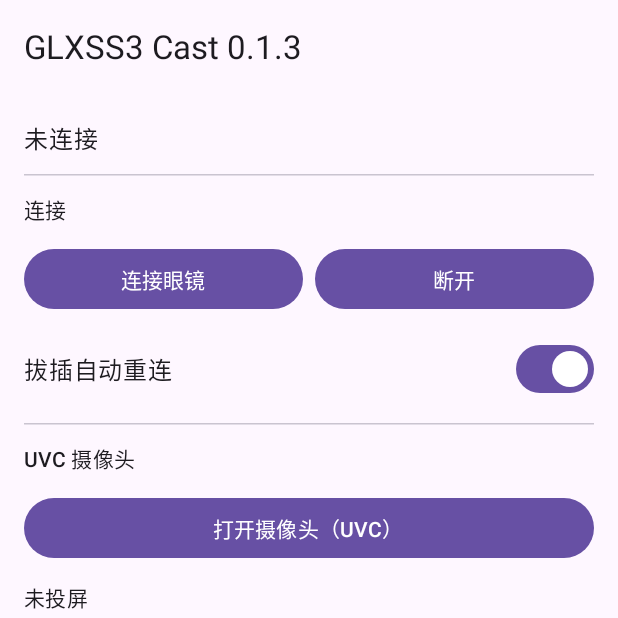
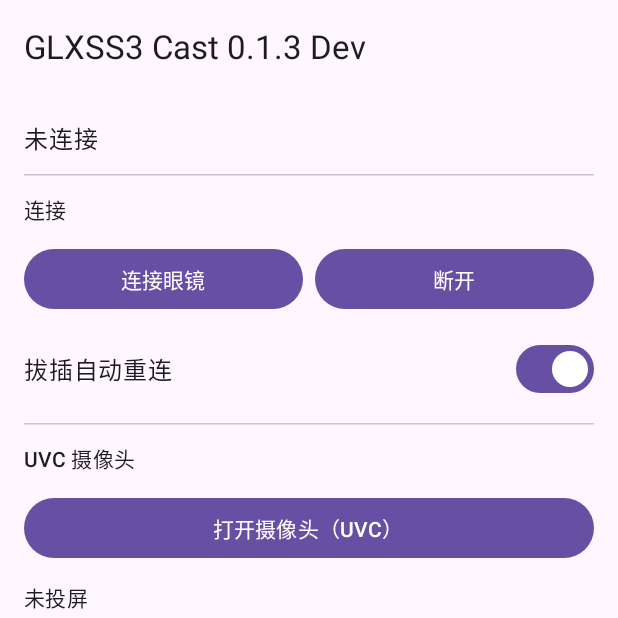
Before and after one commit to wzqvip/glxss3-GLXSSME-rebuild, an Android app built with Jetpack Compose: the screen it shows after launch (MainActivity), on a phone screen of 412 x 824 dp, the top half of it. Run offline under Robolectric (Android 15) with nearby library versions, the phone set to English and light mode, and no system bars.

Commit message:
app: 0.1.3 Dev title, repo link and developer credit in the footer
- title: GLXSS3 Cast 0.1.3 Dev
- footer: GitHub repo link (replaces the docs pointer) +
  '开发者 bilibili: 塔可Tacoin'

```diff
--- a/app/app/src/main/java/com/wzqvip/glxsscast/MainActivity.kt
+++ b/app/app/src/main/java/com/wzqvip/glxsscast/MainActivity.kt
@@ -1158,7 +1158,7 @@ class MainActivity : ComponentActivity() {
             }
 
             Scaffold(
-                topBar = { TopAppBar(title = { Text("GLXSS3 Cast 0.1.3") }) }
+                topBar = { TopAppBar(title = { Text("GLXSS3 Cast 0.1.3 Dev") }) }
             ) { pad ->
                 Column(
                     Modifier
@@ -1786,7 +1786,7 @@ class MainActivity : ComponentActivity() {
                             "① 拔掉眼镜 USB 再插上 → 设备会以 03E7:2150 出现；\n" +
                             "② App 会自动灌固件（约 2 秒），等它重新枚举成 2E09:0030；\n" +
                             "③ 再点「连接眼镜」，然后开摄像头 / 发色条。\n" +
-                            "原理与证据见 docs/device-recovery.md。",
+                            "仓库与原理/证据: https://github.com/wzqvip/glxss3-GLXSSME-rebuild\n开发者 bilibili: 塔可Tacoin",
                         style = MaterialTheme.typography.bodySmall
                     )
 
```
Also changed, not shown: 1 other file.
